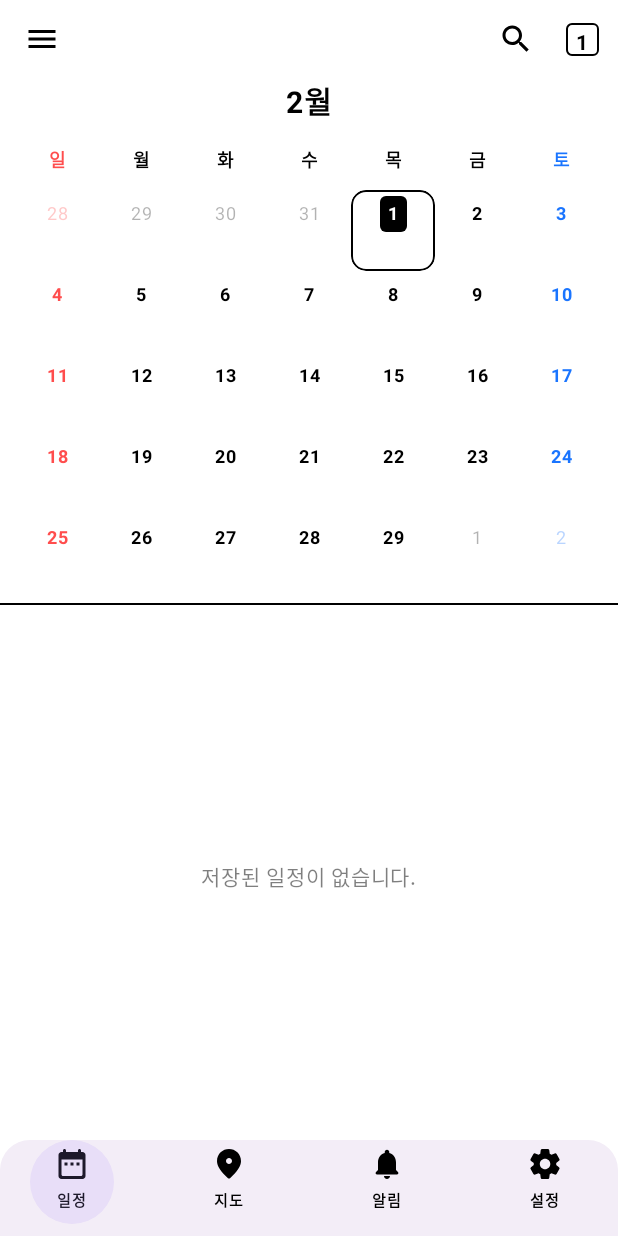
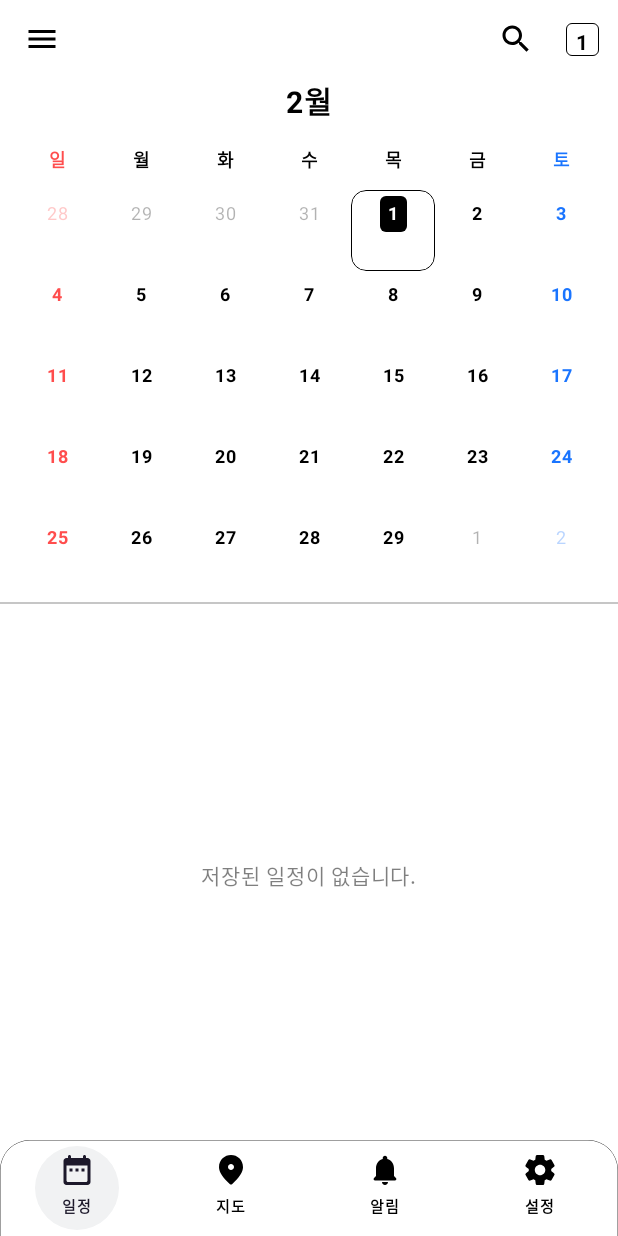
Before and after one commit to wo9374/BumScheduler, an Android app built with Jetpack Compose: the screen it shows after launch (MainActivity), on a phone screen of 412 x 824 dp. Run offline under Robolectric (Android 15) with nearby library versions, the phone set to English and light mode, and no system bars; our stand-ins replace Dagger/Hilt's generated code, Room's generated code, accompanist; 1 statement that could not run was skipped.

Commit message:
refactor: Custom을 위해 Main NavigationBar -> Row 사용

```diff
--- a/app/src/main/java/com/ljb/bumscheduler/MainActivity.kt
+++ b/app/src/main/java/com/ljb/bumscheduler/MainActivity.kt
@@ -4,6 +4,7 @@ import android.os.Bundle
 import androidx.activity.ComponentActivity
 import androidx.activity.compose.setContent
 import androidx.compose.foundation.layout.Column
+import androidx.compose.foundation.layout.Row
 import androidx.compose.foundation.layout.height
 import androidx.compose.foundation.shape.RoundedCornerShape
 import androidx.compose.material.icons.Icons
@@ -11,13 +12,11 @@ import androidx.compose.material.icons.rounded.DateRange
 import androidx.compose.material.icons.rounded.LocationOn
 import androidx.compose.material.icons.rounded.Notifications
 import androidx.compose.material.icons.rounded.Settings
-import androidx.compose.material3.ExperimentalMaterial3Api
 import androidx.compose.material3.Icon
 import androidx.compose.material3.MaterialTheme
-import androidx.compose.material3.NavigationBar
 import androidx.compose.material3.NavigationBarItem
+import androidx.compose.material3.NavigationBarItemDefaults
 import androidx.compose.material3.Scaffold
-import androidx.compose.material3.Surface
 import androidx.compose.material3.Text
 import androidx.compose.runtime.Composable
 import androidx.compose.runtime.getValue
@@ -35,6 +34,7 @@ import androidx.navigation.NavHostController
 import androidx.navigation.compose.currentBackStackEntryAsState
 import androidx.navigation.compose.rememberNavController
 import com.ljb.bumscheduler.navigation.MainNavGraph
+import com.ljb.bumscheduler.ui.component.topHorizontalBorder
 import com.ljb.bumscheduler.ui.theme.BumSchedulerTheme
 import dagger.hilt.android.AndroidEntryPoint
 
@@ -90,14 +90,21 @@ fun BottomNavigationBar(navController: NavHostController) {
     val navBackStackEntry by navController.currentBackStackEntryAsState()
     val currentRoute = navBackStackEntry?.destination?.route
 
-    NavigationBar(
+    Row(
         modifier = Modifier
             .height(64.dp)
             .clip(RoundedCornerShape(20.dp, 20.dp, 0.dp, 0.dp))
-
+            .topHorizontalBorder(
+                strokeWidth = 0.5.dp,
+                color = MaterialTheme.colorScheme.onBackground,
+                cornerRadiusDp = 20.dp
+            )
     ) {
         items.forEach { item ->
             NavigationBarItem(
+                colors = NavigationBarItemDefaults.colors(
+                    indicatorColor = MaterialTheme.colorScheme.secondaryContainer
+                ),
                 icon = {
                     Column(
                         horizontalAlignment = Alignment.CenterHorizontally
@@ -114,14 +121,14 @@ fun BottomNavigationBar(navController: NavHostController) {
                         )
                     }
                 },
-                label = {
-                    /*Text(
+                /*label = {
+                    Text(
                         text = stringResource(id = item.title),
                         //fontWeight = FontWeight.SemiBold
-                    )*/
+                    )
                 },
+                alwaysShowLabel = false,*/
                 selected = currentRoute == item.screenRoute,
-                //alwaysShowLabel = false,
                 onClick = {
                     navController.navigate(item.screenRoute) {
                         popUpTo(navController.graph.findStartDestination().id) {
--- a/app/src/main/java/com/ljb/bumscheduler/ui/component/Dialog.kt
+++ b/app/src/main/java/com/ljb/bumscheduler/ui/component/Dialog.kt
@@ -292,7 +292,7 @@ fun DarkModeView(
     }
 }
 
-/*@Preview(showBackground = true)
+@Preview(showBackground = true)
 @Composable
 fun ButtonDialogPreview() {
     val iconPainter = painterResource(id = R.drawable.ic_calendar_64px)
@@ -307,7 +307,7 @@ fun ButtonDialogPreview() {
         confirmTxt = "삭제",
         confirmClicked = {},
     )
-}*/
+}
 
 @Preview(showBackground = true)
 @Composable
--- a/app/src/main/java/com/ljb/bumscheduler/ui/component/BorderModifier.kt
+++ b/app/src/main/java/com/ljb/bumscheduler/ui/component/ModifierExtends.kt
@@ -1,5 +1,12 @@
 package com.ljb.bumscheduler.ui.component
 
+import androidx.compose.foundation.background
+import androidx.compose.foundation.border
+import androidx.compose.foundation.clickable
+import androidx.compose.foundation.interaction.MutableInteractionSource
+import androidx.compose.foundation.shape.RoundedCornerShape
+import androidx.compose.material3.MaterialTheme
+import androidx.compose.runtime.remember
 import androidx.compose.ui.Modifier
 import androidx.compose.ui.composed
 import androidx.compose.ui.draw.drawBehind
@@ -10,7 +17,39 @@ import androidx.compose.ui.graphics.drawscope.Stroke
 import androidx.compose.ui.platform.LocalDensity
 import androidx.compose.ui.unit.Dp
 
+fun Modifier.bgBorder(strokeWidth: Dp, cornerRadiusDp: Dp, enabled: Boolean) = composed {
+    this.then(
+        if (enabled) {
+            border(
+                width = strokeWidth,
+                color = MaterialTheme.colorScheme.onBackground,
+                shape = RoundedCornerShape(cornerRadiusDp)
+            )
+        } else {
+            this
+        }
+    )
+}
 
+fun Modifier.bgToday(enabled: Boolean, color: Color) = this.then(
+    if (enabled) {
+        background(color)
+    } else {
+        this
+    }
+)
+
+//Modifier onClick 클릭 효과 제거
+fun Modifier.noRippleClickable(onClick: () -> Unit): Modifier = composed {
+    clickable(
+        indication = null,
+        //enabled = enabled,
+        interactionSource = remember { MutableInteractionSource() }) {
+        onClick.invoke()
+    }
+}
+
+// 상단 좌우측 Radius Border
 fun Modifier.topHorizontalBorder(strokeWidth: Dp, color: Color, cornerRadiusDp: Dp) = composed(
     factory = {
         val density = LocalDensity.current
--- a/app/src/main/java/com/ljb/bumscheduler/ui/screen/CalendarScreen.kt
+++ b/app/src/main/java/com/ljb/bumscheduler/ui/screen/CalendarScreen.kt
@@ -2,9 +2,7 @@ package com.ljb.bumscheduler.ui.screen
 
 import androidx.compose.foundation.ExperimentalFoundationApi
 import androidx.compose.foundation.background
-import androidx.compose.foundation.border
 import androidx.compose.foundation.clickable
-import androidx.compose.foundation.interaction.MutableInteractionSource
 import androidx.compose.foundation.layout.Box
 import androidx.compose.foundation.layout.Column
 import androidx.compose.foundation.layout.Row
@@ -42,14 +40,11 @@ import androidx.compose.runtime.Composable
 import androidx.compose.runtime.LaunchedEffect
 import androidx.compose.runtime.collectAsState
 import androidx.compose.runtime.getValue
-import androidx.compose.runtime.remember
 import androidx.compose.runtime.rememberCoroutineScope
 import androidx.compose.runtime.snapshotFlow
 import androidx.compose.ui.Alignment
 import androidx.compose.ui.Modifier
-import androidx.compose.ui.composed
 import androidx.compose.ui.draw.clip
-import androidx.compose.ui.graphics.Color
 import androidx.compose.ui.res.stringResource
 import androidx.compose.ui.text.font.FontWeight
 import androidx.compose.ui.text.style.TextAlign
@@ -59,6 +54,10 @@ import androidx.compose.ui.unit.dp
 import androidx.compose.ui.unit.sp
 import androidx.hilt.navigation.compose.hiltViewModel
 import com.ljb.bumscheduler.R
+import com.ljb.bumscheduler.ui.component.bgBorder
+import com.ljb.bumscheduler.ui.component.bgToday
+import com.ljb.bumscheduler.ui.component.noRippleClickable
+import com.ljb.bumscheduler.ui.component.topHorizontalBorder
 import com.ljb.bumscheduler.ui.theme.DefaultBlue
 import com.ljb.bumscheduler.ui.theme.DefaultGreen
 import com.ljb.bumscheduler.ui.theme.DefaultRed
@@ -140,8 +139,12 @@ fun CalendarScreen(
                 modifier = Modifier
                     .fillMaxWidth()
                     .padding(vertical = 5.dp)
-                    .height(1.dp)
-                    .background(MaterialTheme.colorScheme.onBackground)
+                    .topHorizontalBorder(
+                        strokeWidth = 0.3.dp,
+                        color = MaterialTheme.colorScheme.onBackground,
+                        cornerRadiusDp = 0.dp
+                    )
+                    //.background(MaterialTheme.colorScheme.onBackground)
             )
 
             HorizontalScheduler(
@@ -204,10 +207,10 @@ fun CalendarAppBar(
                     Box(
                         modifier = Modifier
                             .size(22.dp)
-                            .border(
-                                width = 1.dp,
-                                color = MaterialTheme.colorScheme.onBackground,
-                                shape = RoundedCornerShape(4.dp)
+                            .bgBorder(
+                                strokeWidth = 0.5.dp,
+                                cornerRadiusDp = 4.dp,
+                                enabled = true
                             ),
                         contentAlignment = Alignment.Center
                     ) {
@@ -576,7 +579,12 @@ fun CalendarDay(
         modifier = Modifier
             .height(height)
             .clip(shape = RoundedCornerShape(10.dp))
-            .daySelectedBorder(isSelected)                    // 선택 Day Gray Border
+            // 선택 Day Gray Border
+            .bgBorder(
+                strokeWidth = 0.5.dp,
+                cornerRadiusDp = 10.dp,
+                enabled = isSelected
+            )
             .noRippleClickable { onSelectDate(displayDate) },
         horizontalAlignment = Alignment.CenterHorizontally
     ) {
@@ -587,7 +595,7 @@ fun CalendarDay(
                 .wrapContentHeight()
                 .padding(vertical = 2.dp)
                 .clip(shape = RoundedCornerShape(4.dp))
-                .todayBackground(isToday, todayBgColor),
+                .bgToday(isToday, todayBgColor),
             contentAlignment = Alignment.Center
         ) {
             Text(
@@ -656,7 +664,7 @@ fun PrevNextDay(
                 .wrapContentHeight()
                 .padding(vertical = 2.dp)
                 .clip(shape = RoundedCornerShape(4.dp))
-                .todayBackground(isToday, todayBgColor.copy(alpha = 0.3f)),
+                .bgToday(isToday, todayBgColor.copy(alpha = 0.3f)),
             contentAlignment = Alignment.Center
         ) {
             Text(
@@ -677,38 +685,6 @@ fun PrevNextDay(
                     .background(DefaultGreen.copy(alpha = 0.3f))
             )
         }
-    }
-}
-
-fun Modifier.daySelectedBorder(boolean: Boolean) = composed {
-    this.then(
-        if (boolean) {
-            border(
-                width = 1.dp,
-                color = MaterialTheme.colorScheme.onBackground,
-                shape = RoundedCornerShape(10.dp)
-            )
-        } else {
-            this
-        }
-    )
-}
-
-fun Modifier.todayBackground(boolean: Boolean, color: Color) = this.then(
-    if (boolean) {
-        background(color)
-    } else {
-        this
-    }
-)
-
-//Modifier onClick 클릭 효과 제거
-fun Modifier.noRippleClickable(onClick: () -> Unit): Modifier = composed {
-    clickable(
-        indication = null,
-        //enabled = enabled,
-        interactionSource = remember { MutableInteractionSource() }) {
-        onClick.invoke()
     }
 }
 
--- a/app/src/main/java/com/ljb/bumscheduler/ui/theme/Theme.kt
+++ b/app/src/main/java/com/ljb/bumscheduler/ui/theme/Theme.kt
@@ -18,7 +18,7 @@ import com.ljb.data.repository.DARK_MODE
 import com.ljb.data.repository.LIGHT_MODE
 
 private val LightColorScheme = lightColorScheme(
-    primary =  Color.White,          //Button
+    primary =  Color.White,
     onPrimary = Color.Black,
 
     background = Color.White,
@@ -27,6 +27,8 @@ private val LightColorScheme = lightColorScheme(
     surface = Color.White,
     onSurface = Color.Black,
     onSurfaceVariant = Color.Black,
+
+    secondaryContainer = White95
 )
 
 
@@ -40,6 +42,8 @@ private val DarkColorScheme = darkColorScheme(
     surface = Black10,
     onSurface = Color.White,
     onSurfaceVariant = Color.White,
+
+    secondaryContainer = Black10
 )
 
 @Composable
```
